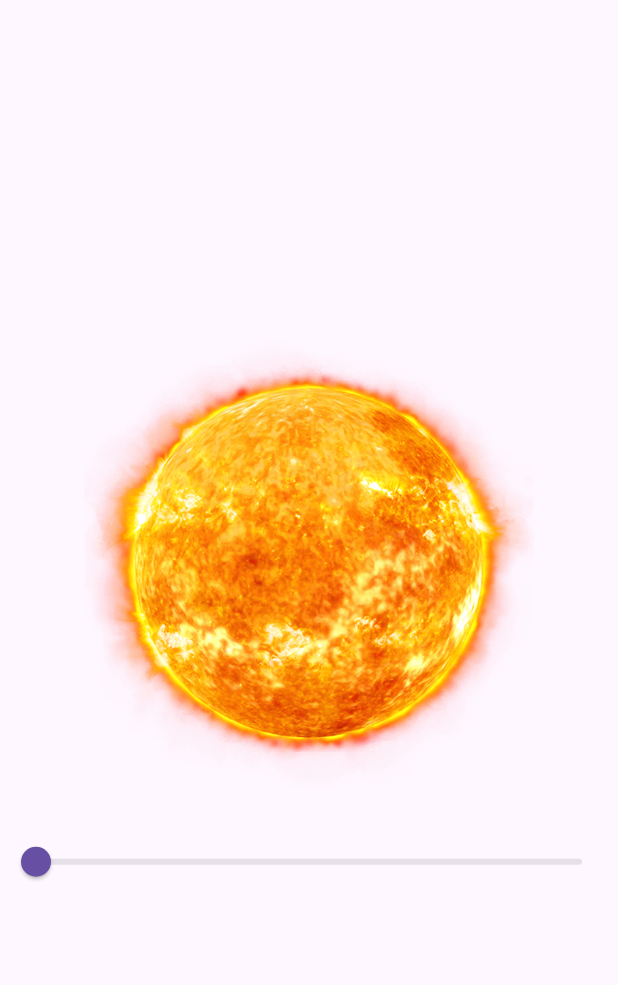
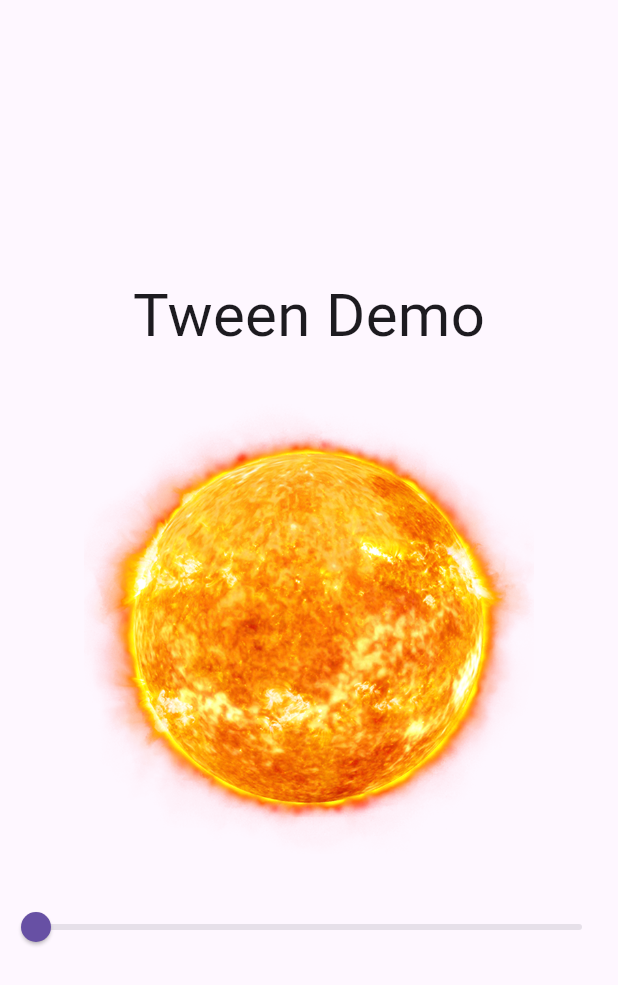
Before and after one commit to AT0117/animationdemo, a Flutter app: the TweenDemo screen opened directly, on a phone screen of 412 x 824 dp. Shown: the top 985 px of the screen. Run offline on Flutter 3.47's test engine with Material 3 defaults, Android fonts, the phone set to English and light mode, and no system bars.

Commit message:
added text tween animation

```diff
--- a/lib/animations/tween.dart
+++ b/lib/animations/tween.dart
@@ -20,8 +20,19 @@ class _TweenDemoState extends State<TweenDemo> {
           mainAxisAlignment: MainAxisAlignment.center,
           children: [
             TweenAnimationBuilder(
+              tween: IntTween(begin: 0, end: 'Tween Demo'.length),
+              duration: Duration(seconds: 1),
+              builder: (context, value, child) {
+                return Text(
+                  'Tween Demo'.substring(0, value),
+                  style: TextStyle(fontSize: 40),
+                );
+              },
+            ),
+            SizedBox(height: 30),
+            TweenAnimationBuilder(
               tween: ColorTween(begin: Colors.white, end: newColor),
-              duration: Duration(seconds: 1),
+              duration: Duration(milliseconds: 200),
               curve: Curves.bounceOut,
               builder: (context, color, child) {
                 return ColorFiltered(
```
